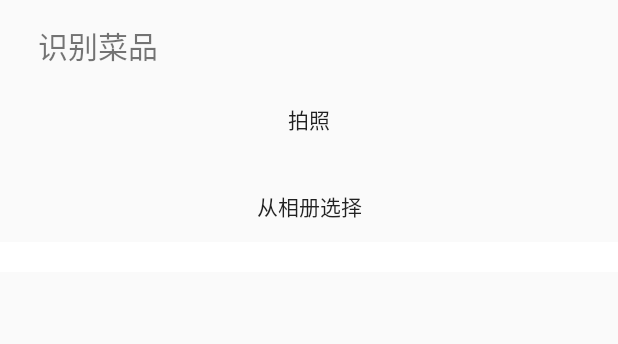
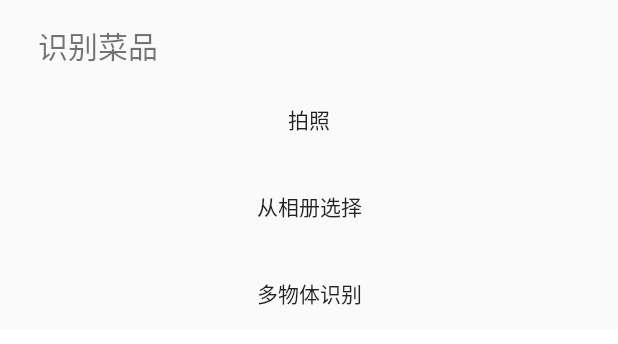
Before and after one commit to MackHsu/FoodCare, an Android app: the layout dialog_items_take_photo.xml on its own in the app's theme, with its tools: preview values and no code run, on a phone screen of 412 x 824 dp. Shown: the top 344 px of the screen. Run offline under Robolectric (Android 15) with nearby library versions, the phone set to English and light mode, and no system bars.

Commit message:
加了一个接口

```diff
--- a/app/src/main/res/layout/dialog_items_take_photo.xml
+++ b/app/src/main/res/layout/dialog_items_take_photo.xml
@@ -27,6 +27,13 @@
         android:background="#00000000"
         android:layout_marginTop="10dp"
         android:text="从相册选择"/>
+    <Button
+        android:id="@+id/multiple_item_dialog_main"
+        android:layout_width="match_parent"
+        android:layout_height="wrap_content"
+        android:background="#00000000"
+        android:layout_marginTop="10dp"
+        android:text="多物体识别"/>
 
     <TextView
         android:layout_width="match_parent"
```
Also changed, not shown: app/src/main/java/com/example/foodcare/activity/MainActivity.java (+11 -0 lines).
